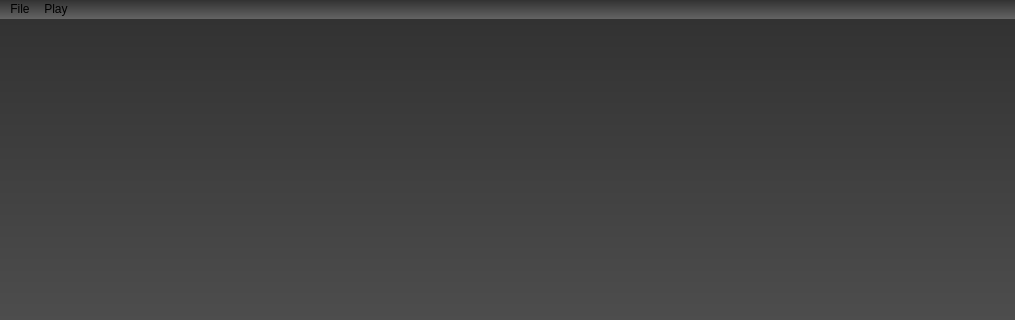
Before: the Qt Designer form ui/nodeChaosEditor_UI.ui in kenculate/NodeChaos, drawn with Qt 5; both pictures show x 0 to 1015 and y 0 to 320 of the 1015 by 600 pixel window.
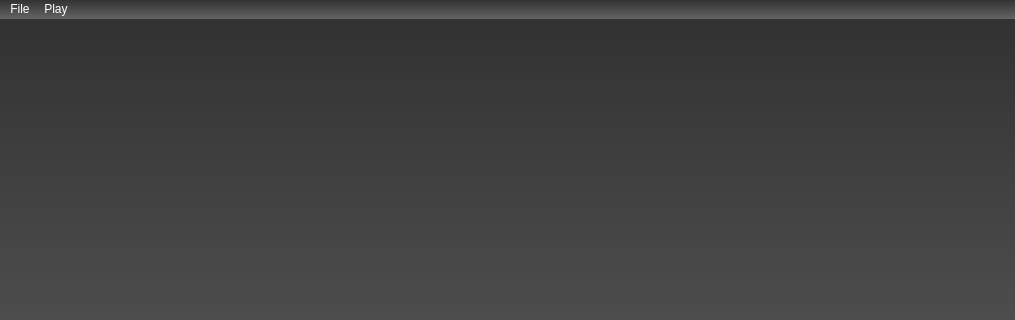
After: the same form once the commit is applied. Icons and pictures are not drawn.

Diff of the .ui file:
```diff
--- a/ui/nodeChaosEditor_UI.ui
+++ b/ui/nodeChaosEditor_UI.ui
@@ -29,9 +29,12 @@
      <x>0</x>
      <y>0</y>
      <width>1015</width>
-     <height>26</height>
+     <height>21</height>
     </rect>
    </property>
+   <property name="styleSheet">
+    <string notr="true">color: rgb(255, 255, 255);</string>
+   </property>
    <widget class="QMenu" name="menu_file">
     <property name="title">
      <string>File</string>
```
Left out of the diff: 10 changed lines with no effect on the pictures.
